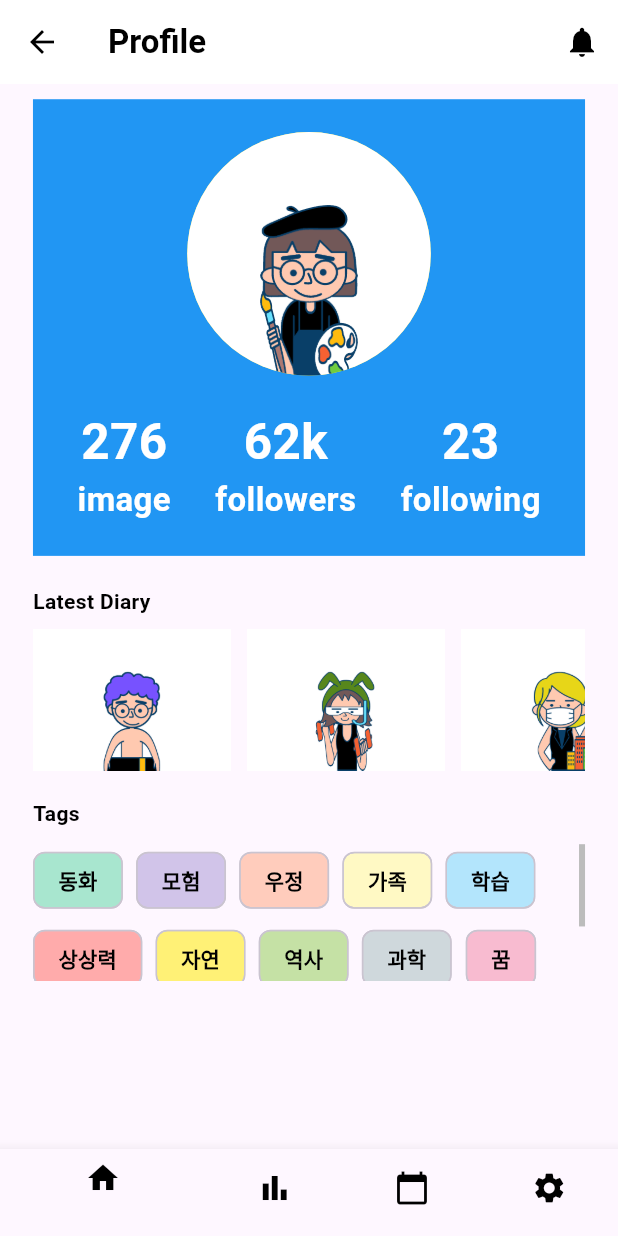
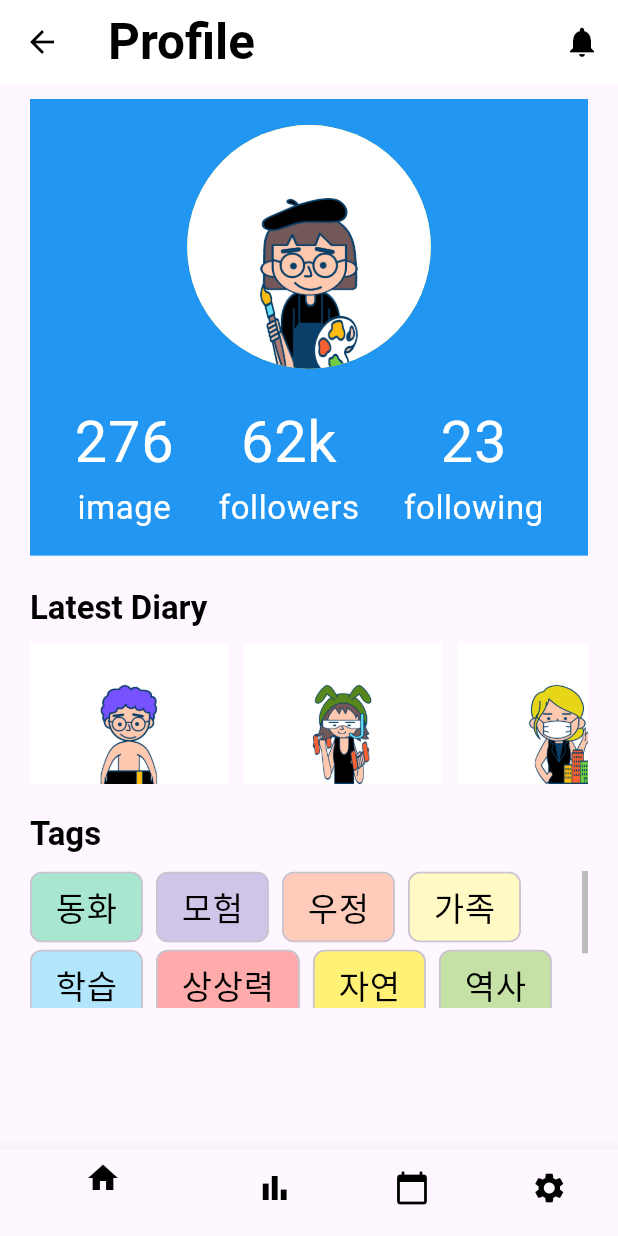
Before and after one commit to donghyukkil/Flutter_Growing_Tales, a Flutter app: the screen it shows after launch, on a phone screen of 412 x 824 dp. Run offline on Flutter 3.47's test engine with Material 3 defaults, Android fonts, the phone set to English and light mode, and no system bars; our stand-ins replace flutter_screenutil, google_fonts.

Commit message:
refactor: AppTheme 적용방식으로 수정

```diff
--- a/lib/core/data/dummy_data.dart
+++ /dev/null
@@ -1,23 +0,0 @@
-import 'package:flutter/material.dart';
-
-const List<Map<String, String>> dummyDiary = [
-  {'image': 'assets/dummy1.png', 'title': 'Contents 1'},
-  {'image': 'assets/dummy2.png', 'title': 'Contents 2'},
-  {'image': 'assets/dummy3.png', 'title': 'Contents 3'},
-  {'image': 'assets/dummy4.png', 'title': 'Contents 4'},
-  {'image': 'assets/dummy5.png', 'title': 'Contents 5'},
-];
-
-const List<Map<String, dynamic>> dummyTags = [
-  {'tag': '동화', 'color': Color(0xFFA8E6CF)}, // 파스텔 그린
-  {'tag': '모험', 'color': Color(0xFFD1C4E9)}, // 파스텔 퍼플
-  {'tag': '우정', 'color': Color(0xFFFFCCBC)}, // 파스텔 오렌지
-  {'tag': '가족', 'color': Color(0xFFFFF9C4)}, // 파스텔 옐로우
-  {'tag': '학습', 'color': Color(0xFFB3E5FC)}, // 파스텔 블루
-  {'tag': '상상력', 'color': Color(0xFFFFABAB)}, // 파스텔 핑크
-  {'tag': '자연', 'color': Color(0xFFFFF176)}, // 파스텔 레몬
-  {'tag': '역사', 'color': Color(0xFFC5E1A5)}, // 파스텔 라이트 그린
-  {'tag': '과학', 'color': Color(0xFFCFD8DC)}, // 파스텔 그레이
-  {'tag': '꿈', 'color': Color(0xFFF8BBD0)}, // 파스텔 로즈
-  {'tag': '예술', 'color': Color(0xFFAED581)}, // 파스텔 라이트 그린
-];
--- /dev/null
+++ b/lib/core/theme/app_theme.dart
@@ -0,0 +1,44 @@
+import 'package:flutter/material.dart';
+import 'package:flutter_screenutil/flutter_screenutil.dart';
+import 'package:google_fonts/google_fonts.dart';
+
+class AppTheme {
+  static ThemeData get lightTheme {
+    return ThemeData(
+      appBarTheme: AppBarTheme(
+        backgroundColor: Colors.white,
+        elevation: 0,
+        iconTheme: const IconThemeData(
+          color: Colors.black,
+        ),
+        titleTextStyle: GoogleFonts.nerkoOne(
+          fontSize: 30.sp,
+          fontWeight: FontWeight.bold,
+          color: Colors.black,
+        ),
+      ),
+      textTheme: TextTheme(
+        headlineLarge: GoogleFonts.nerkoOne(
+          fontSize: 24.sp,
+          fontWeight: FontWeight.bold,
+          color: Colors.black,
+        ),
+        headlineSmall: GoogleFonts.nerkoOne(
+          fontSize: 20.sp,
+          fontWeight: FontWeight.bold,
+          color: Colors.black,
+        ),
+        bodyLarge: GoogleFonts.nerkoOne(
+          fontSize: 35.sp,
+          fontWeight: FontWeight.normal,
+          color: Colors.black,
+        ),
+        bodySmall: GoogleFonts.nerkoOne(
+          fontSize: 20.sp,
+          fontWeight: FontWeight.normal,
+          color: Colors.black,
+        ),
+      ),
+    );
+  }
+}
--- a/lib/main.dart
+++ b/lib/main.dart
@@ -1,6 +1,10 @@
 import 'package:flutter/material.dart';
+import 'package:flutter_screenutil/flutter_screenutil.dart';
+
+import '/core/theme/app_theme.dart';
 import '../ui/views/landing_screen.dart';
 import '../ui/views/profile_screen.dart';
+import '../ui/views/follows_screen.dart';
 
 void main() {
   runApp(const MyApp());
@@ -11,6 +15,17 @@ class MyApp extends StatelessWidget {
 
   @override
   Widget build(BuildContext context) {
-    return ProfileScreen();
+    return ScreenUtilInit(
+        designSize: const Size(
+          375,
+          812,
+        ),
+        builder: (context, child) {
+          return MaterialApp(
+            title: 'GrowingTales',
+            theme: AppTheme.lightTheme,
+            home: ProfileScreen(),
+          );
+        });
   }
 }
--- a/lib/ui/components/latest_diary_section.dart
+++ b/lib/ui/components/latest_diary_section.dart
@@ -1,8 +1,7 @@
 import 'package:flutter/material.dart';
 import 'package:flutter_screenutil/flutter_screenutil.dart';
-import 'package:growing_tale/core/data/dummy_data.dart';
 
-import '../../core/constants/app_constants.dart';
+import '../../data/dummy_data.dart';
 
 class LatestDiarySection extends StatelessWidget {
   const LatestDiarySection({super.key});
@@ -17,7 +16,7 @@ class LatestDiarySection extends StatelessWidget {
         ),
         Text(
           'Latest Diary',
-          style: AppConstants.bodyStyle,
+          style: Theme.of(context).textTheme.headlineSmall,
         ),
         SizedBox(
           height: 110.h,
@@ -30,16 +29,17 @@ class LatestDiarySection extends StatelessWidget {
               return Container(
                 width: 120.w,
                 margin: EdgeInsets.fromLTRB(0, 0, 10.w, 0),
-                  decoration: (BoxDecoration(
+                decoration: BoxDecoration(
                   image: DecorationImage(
                     image: AssetImage(
                       item['image']!,
                     ),
                   ),
-                  )),
+                ),
               );
-              }),
-        )
+            },
+          ),
+        ),
       ],
     );
   }
--- a/lib/ui/components/profile_section.dart
+++ b/lib/ui/components/profile_section.dart
@@ -1,8 +1,5 @@
 import 'package:flutter/material.dart';
 import 'package:flutter_screenutil/flutter_screenutil.dart';
-import 'package:growing_tale/core/data/dummy_data.dart';
-
-import '../../core/constants/app_constants.dart';
 
 class ProfileSection extends StatelessWidget {
   const ProfileSection({super.key});
@@ -24,7 +21,9 @@ class ProfileSection extends StatelessWidget {
                 backgroundColor: Colors.yellow,
                 child: ClipOval(
                   child: Image(
-                    image: AssetImage('assets/profile.png'),
+                    image: AssetImage(
+                      'assets/profile.png',
+                    ),
                     width: 200.w,
                     height: 200.h,
                     fit: BoxFit.cover,
@@ -41,16 +40,14 @@ class ProfileSection extends StatelessWidget {
                     children: [
                       Text(
                         '276',
-                        style: AppConstants.bodyStyle.copyWith(
+                        style: Theme.of(context).textTheme.bodyLarge!.copyWith(
                               color: Colors.white,
-                          fontSize: 30.w,
                             ),
                       ),
                       Text(
                         'image',
-                        style: AppConstants.bodyStyle.copyWith(
+                        style: Theme.of(context).textTheme.bodySmall!.copyWith(
                               color: Colors.white,
-                          fontSize: 20.w,
                             ),
                       ),
                     ],
@@ -59,40 +56,36 @@ class ProfileSection extends StatelessWidget {
                     children: [
                       Text(
                         '62k',
-                        style: AppConstants.bodyStyle.copyWith(
+                        style: Theme.of(context).textTheme.bodyLarge!.copyWith(
                               color: Colors.white,
-                          fontSize: 30.w,
                             ),
                       ),
                       Text(
                         'followers',
-                        style: AppConstants.bodyStyle.copyWith(
+                        style: Theme.of(context).textTheme.bodySmall!.copyWith(
                               color: Colors.white,
-                          fontSize: 20.w,
                             ),
-                      )
+                      ),
                     ],
                   ),
                   Column(
                     children: [
                       Text(
                         '23',
-                        style: AppConstants.bodyStyle.copyWith(
+                        style: Theme.of(context).textTheme.bodyLarge!.copyWith(
                               color: Colors.white,
-                          fontSize: 30.w,
                             ),
                       ),
                       Text(
                         'following',
-                        style: AppConstants.bodyStyle.copyWith(
+                        style: Theme.of(context).textTheme.bodySmall!.copyWith(
                               color: Colors.white,
-                          fontSize: 20.w,
                             ),
                       ),
                     ],
                   ),
                 ],
-              )
+              ),
             ],
           ),
         ],
--- a/lib/ui/components/tag_section.dart
+++ b/lib/ui/components/tag_section.dart
@@ -1,8 +1,7 @@
 import 'package:flutter/material.dart';
 import 'package:flutter_screenutil/flutter_screenutil.dart';
-import 'package:growing_tale/core/data/dummy_data.dart';
 
-import '../../core/constants/app_constants.dart';
+import '../../data/dummy_data.dart';
 
 class TagSection extends StatelessWidget {
   const TagSection({super.key});
@@ -17,7 +16,7 @@ class TagSection extends StatelessWidget {
         ),
         Text(
           'Tags',
-          style: AppConstants.bodyStyle,
+          style: Theme.of(context).textTheme.headlineSmall,
         ),
         SizedBox(
           height: 10.h,
@@ -32,19 +31,21 @@ class TagSection extends StatelessWidget {
                 alignment: WrapAlignment.start,
                 spacing: 8.w,
                 runSpacing: 4.h,
-                children: dummyTags.map((item) {
+                children: dummyTags.map(
+                  (item) {
                     return Chip(
                       backgroundColor: item['color'],
                       label: Text(
                         item['tag'],
-                      style: AppConstants.bodyStyle,
+                        style: Theme.of(context).textTheme.bodySmall,
                       ),
                     );
-                }).toList(),
+                  },
+                ).toList(),
               ),
             ),
           ),
-        )
+        ),
       ],
     );
   }
--- a/lib/ui/views/profile_screen.dart
+++ b/lib/ui/views/profile_screen.dart
@@ -1,8 +1,7 @@
 import 'package:flutter/material.dart';
-import 'package:flutter_screenutil/flutter_screenutil.dart';
+import 'package:growing_tale/core/theme/custom_theme_extension.dart';
 
-import '../../core/constants/app_constants.dart';
-import '../components/custom_bottom_navigation_bar.dart';
+import '../../core/widgets/custom_bottom_navigation_bar.dart';
 import '../components/profile_section.dart';
 import '../components/tag_section.dart';
 import '../components/latest_diary_section.dart';
@@ -12,19 +11,13 @@ class ProfileScreen extends StatelessWidget {
 
   @override
   Widget build(BuildContext context) {
-    return ScreenUtilInit(
-      designSize: AppConstants.designSize,
-      builder: (context, child) {
-        return MaterialApp(
-          home: Scaffold(
+    return Scaffold(
       appBar: AppBar(
-              title: Text(
+        title: const Text(
           'Profile',
-                style: AppConstants.headingStyle,
         ),
-              backgroundColor: Colors.white,
         leading: Padding(
-                padding: AppConstants.paddingAll12,
+          padding: Theme.of(context).paddingAll12,
           child: Icon(
             Icons.arrow_back,
             color: Colors.black,
@@ -32,7 +25,7 @@ class ProfileScreen extends StatelessWidget {
         ),
         actions: [
           Padding(
-                  padding: AppConstants.paddingAll12,
+            padding: Theme.of(context).paddingAll12,
             child: Icon(
               Icons.notifications,
               color: Colors.black,
@@ -41,7 +34,7 @@ class ProfileScreen extends StatelessWidget {
         ],
       ),
       body: Padding(
-              padding: AppConstants.paddingHorizontal20wVertical10h(),
+        padding: Theme.of(context).paddingHorizontal20Vertical10,
         child: Column(
           children: [
             ProfileSection(),
@@ -51,9 +44,6 @@ class ProfileScreen extends StatelessWidget {
         ),
       ),
       bottomNavigationBar: CustomBottomNavigationBar(),
-          ),
-        );
-      },
     );
   }
 }
```
Also changed, not shown: lib/core/theme/custom_theme_extension.dart (added, +10 -0 lines), lib/data/dummy_data.dart (added, +202 -0 lines), lib/core/widgets/custom_bottom_navigation_bar.dart (renamed from lib/ui/components/custom_bottom_navigation_bar.dart). Lines whose indentation alone changed are shown as unchanged.
